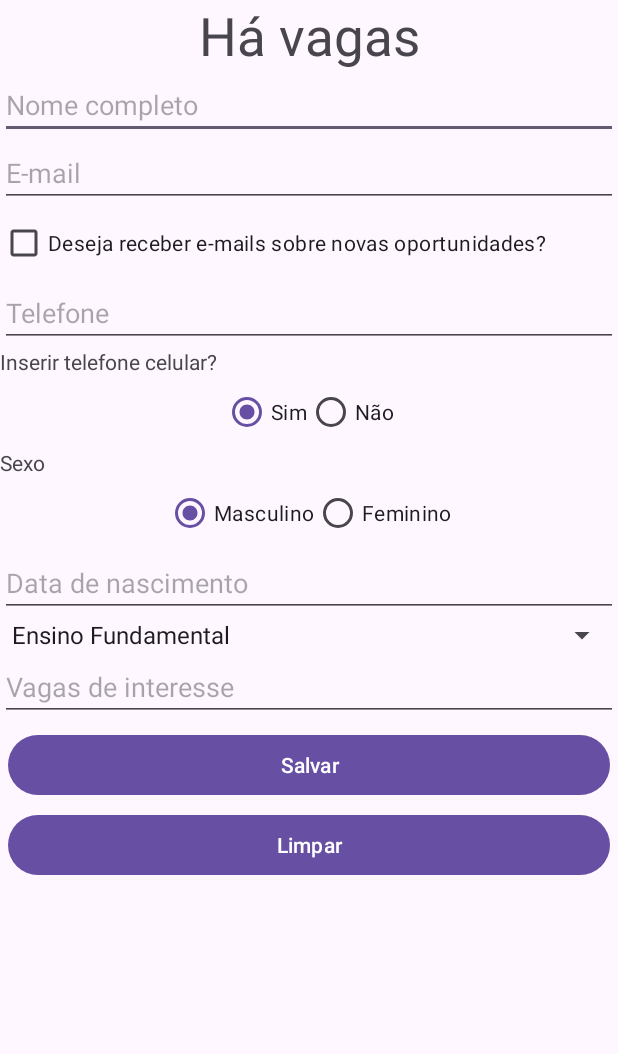
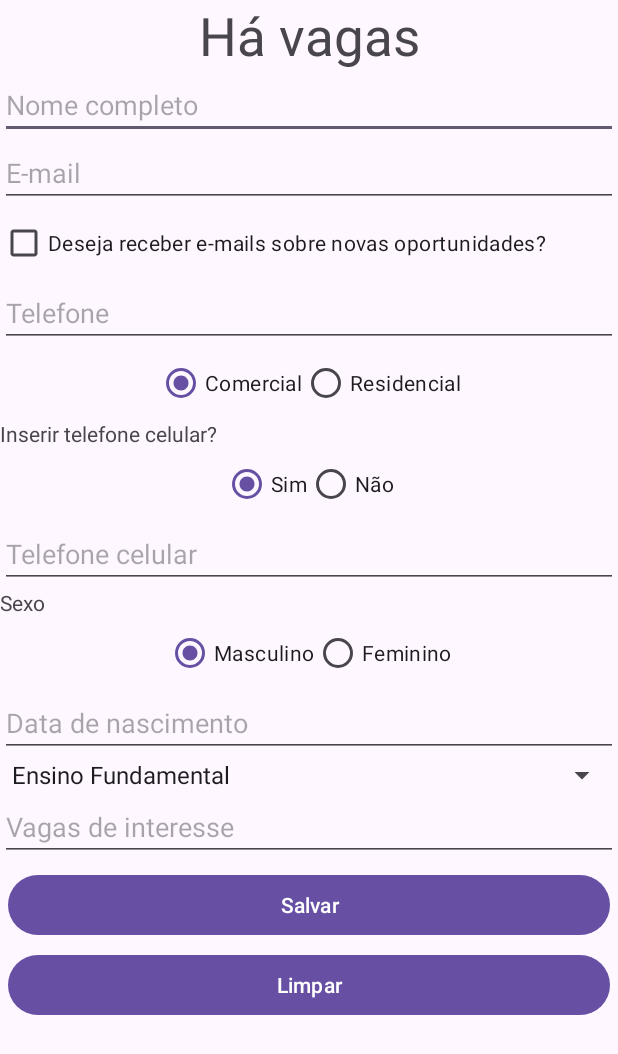
Before and after one commit to emanuel-j-silva/HaVagas, an Android app: the layout activity_main.xml on its own in the app's theme, with its tools: preview values and no code run, on a phone screen of 412 x 824 dp. Shown: the top 1054 px of the screen. Run offline under Robolectric (Android 15) with nearby library versions, the phone set to English and light mode, and no system bars.

```diff
--- a/app/src/main/res/layout/activity_main.xml
+++ b/app/src/main/res/layout/activity_main.xml
@@ -1,10 +1,15 @@
 <?xml version="1.0" encoding="utf-8"?>
-<androidx.constraintlayout.widget.ConstraintLayout xmlns:android="http://schemas.android.com/apk/res/android"
+<ScrollView xmlns:android="http://schemas.android.com/apk/res/android"
+    xmlns:tools="http://schemas.android.com/tools"
     xmlns:app="http://schemas.android.com/apk/res-auto"
-    xmlns:tools="http://schemas.android.com/tools"
     android:id="@+id/main"
     android:layout_width="match_parent"
-    android:layout_height="match_parent"
+    android:layout_height="match_parent">
+
+<androidx.constraintlayout.widget.ConstraintLayout
+    android:id="@+id/mainConstraint"
+    android:layout_width="match_parent"
+    android:layout_height="wrap_content"
     tools:context=".MainActivity">
 
 
@@ -59,6 +64,28 @@
         app:layout_constraintLeft_toLeftOf="parent"
         app:layout_constraintRight_toRightOf="parent"/>
 
+    <RadioGroup
+        android:id="@+id/telefoneRg"
+        android:layout_width="match_parent"
+        android:layout_height="wrap_content"
+        android:orientation="horizontal"
+        android:gravity="center_horizontal"
+        app:layout_constraintLeft_toLeftOf="parent"
+        app:layout_constraintRight_toRightOf="parent"
+        app:layout_constraintTop_toBottomOf="@id/telefoneEt">
+        <RadioButton
+            android:id="@+id/comercialRb"
+            android:layout_width="wrap_content"
+            android:layout_height="wrap_content"
+            android:text="Comercial"
+            android:checked="true"/>
+        <RadioButton
+            android:id="@+id/residencialRb"
+            android:layout_width="wrap_content"
+            android:layout_height="wrap_content"
+            android:text="Residencial" />
+    </RadioGroup>
+
     <TextView
         android:id="@+id/celularTv"
         android:layout_width="match_parent"
@@ -66,7 +93,7 @@
         android:text="Inserir telefone celular?"
         app:layout_constraintLeft_toLeftOf="parent"
         app:layout_constraintRight_toRightOf="parent"
-        app:layout_constraintTop_toBottomOf="@id/telefoneEt" />
+        app:layout_constraintTop_toBottomOf="@id/telefoneRg" />
 
     <RadioGroup
         android:id="@+id/celularRg"
@@ -78,13 +105,13 @@
         app:layout_constraintRight_toRightOf="parent"
         app:layout_constraintTop_toBottomOf="@id/celularTv">
         <RadioButton
-            android:id="@+id/naoRb"
+            android:id="@+id/simRb"
             android:layout_width="wrap_content"
             android:layout_height="wrap_content"
             android:text="Sim"
             android:checked="true"/>
         <RadioButton
-            android:id="@+id/simRb"
+            android:id="@+id/naoRb"
             android:layout_width="wrap_content"
             android:layout_height="wrap_content"
             android:text="Não" />
@@ -96,7 +123,6 @@
         android:layout_height="wrap_content"
         android:hint="Telefone celular"
         android:inputType="phone"
-        android:visibility="gone"
         app:layout_constraintTop_toBottomOf="@id/celularRg"
         app:layout_constraintLeft_toLeftOf="parent"
         app:layout_constraintRight_toRightOf="parent"/>
@@ -250,3 +276,4 @@
         app:layout_constraintTop_toBottomOf="@id/salvarBt" />
 
 </androidx.constraintlayout.widget.ConstraintLayout>
+</ScrollView>
```
Also changed, not shown: app/src/main/java/com/example/havagas/MainActivity.kt (+54 -3 lines).
